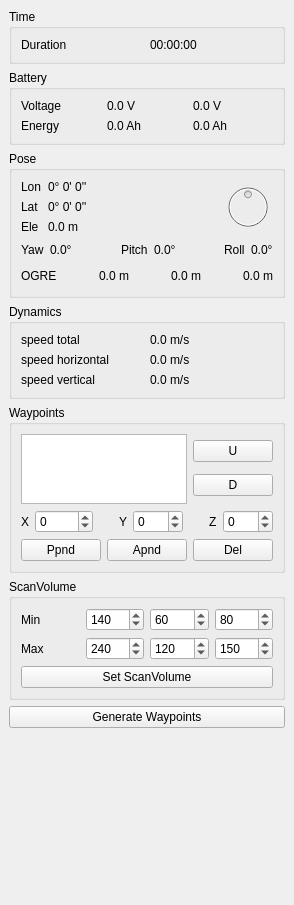
Before: the Qt Designer form basestation/controlwidget.ui in wpfhtl/octocopter, drawn with Qt 5.
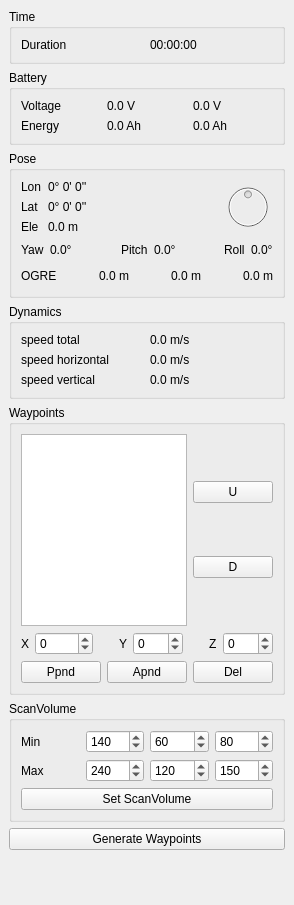
After: the same form once the commit is applied.

The edit to the form file:
```diff
--- a/basestation/controlwidget.ui
+++ b/basestation/controlwidget.ui
@@ -429,6 +429,12 @@
         <layout class="QHBoxLayout" name="horizontalLayout_6">
          <item>
           <widget class="QTableWidget" name="mWayPointTable">
+           <property name="sizePolicy">
+            <sizepolicy hsizetype="Expanding" vsizetype="MinimumExpanding">
+             <horstretch>0</horstretch>
+             <verstretch>0</verstretch>
+            </sizepolicy>
+           </property>
            <property name="editTriggers">
             <set>QAbstractItemView::DoubleClicked</set>
            </property>
```
